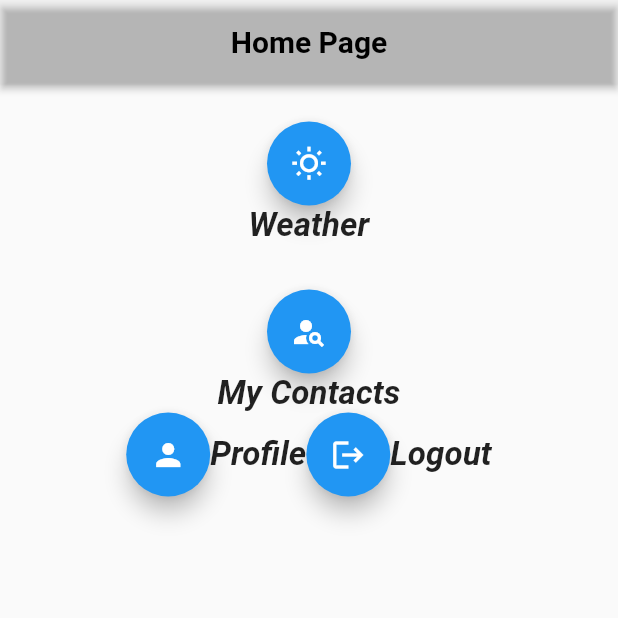
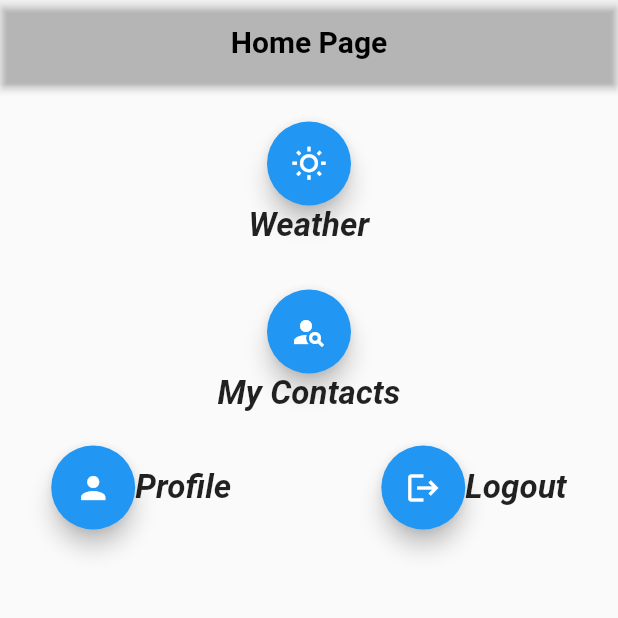
Before and after one commit to Blaster1111/winfo, a Flutter app: the screen it shows after launch, after a tap on the "person" icon, on a phone screen of 412 x 824 dp, the top half of it. Run offline on Flutter 3.47's test engine with Material 2 defaults, Android fonts, the phone set to English and light mode, and no system bars; our stand-ins replace flutter_contacts; network calls fail.

```diff
--- a/lib/home.dart
+++ b/lib/home.dart
@@ -82,6 +82,7 @@
                         fontStyle: FontStyle.italic,
                       ),
                     ),
+                    Padding(padding: EdgeInsets.all(50)),
                     SizedBox(
                       height: 30,
                     ),
--- a/lib/main.dart
+++ b/lib/main.dart
@@ -1,4 +1,5 @@
 import 'package:flutter/material.dart';
+
 import 'package:winfo/activities/contacts_cards.dart';
 import 'package:winfo/home.dart';
 // ignore: unused_import
@@ -20,6 +21,7 @@
             name: '',
             number: '',
           ),
+      "home_page": (context) => HomePage(),
     },
   ));
 }
--- a/pubspec.yaml
+++ b/pubspec.yaml
@@ -17,7 +17,7 @@
   flutter_contacts:
   permission_handler: ^10.4.3
   url_launcher:
-
+  firebase_auth: ^4.7.3
 
 
 
@@ -26,6 +26,7 @@
 
 
   cupertino_icons: ^1.0.2
+
 
 dev_dependencies:
   flutter_test:
```
Also changed, not shown: lib/activities/loading.dart (+6 -1 lines), pubspec.lock, 5 other files.
